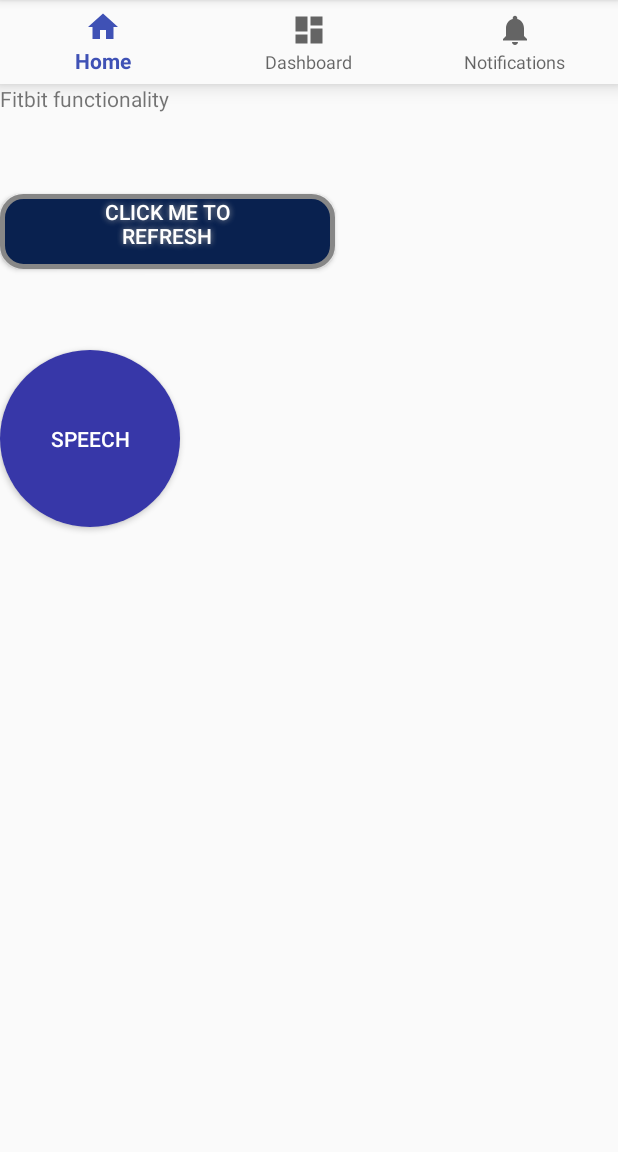
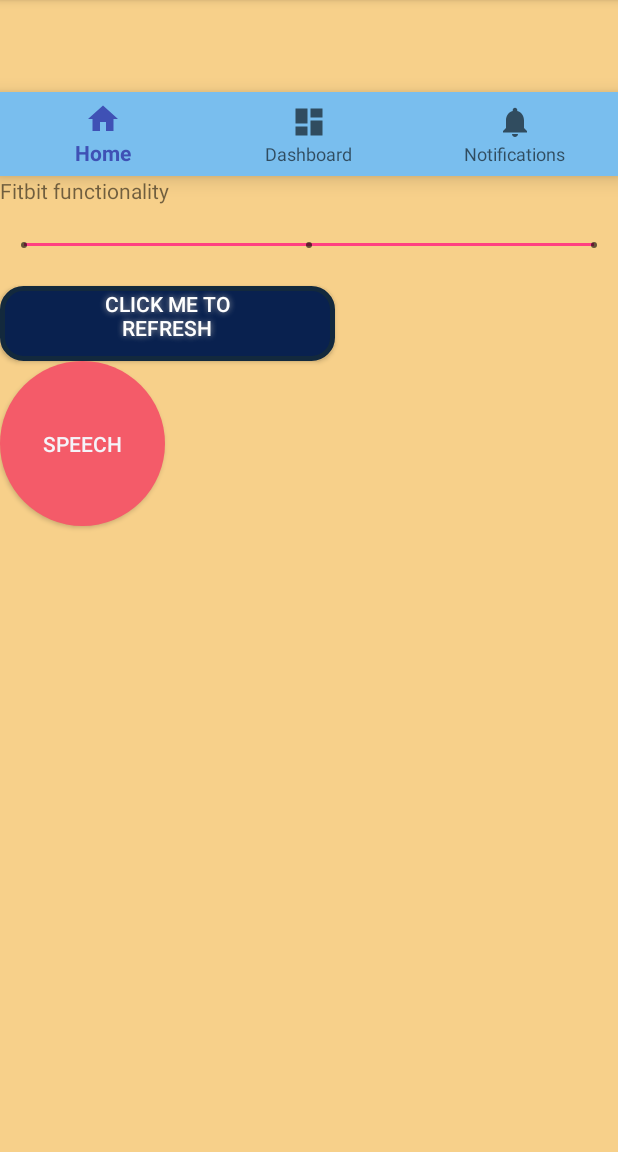
Before and after one commit to mqtran01/Brightmood-app, an Android app: the screen it shows after launch (FitbitActivity), on a phone screen of 412 x 824 dp, the part 84-1236 px from its top. Run offline under Robolectric (Android 15) with nearby library versions, the phone set to English and light mode, and no system bars.

```diff
--- a/BrightMood-Android/app/build.gradle
+++ b/BrightMood-Android/app/build.gradle
@@ -28,4 +28,5 @@ dependencies {
     compile 'com.android.support:design:26.+'
     compile 'com.squareup.okhttp3:okhttp:3.9.0'
     testCompile 'junit:junit:4.12'
+    compile 'com.android.support.constraint:constraint-layout:1.0.2'
 }
--- a/BrightMood-Android/app/src/main/java/com/github/mqtran01/brightmood_android/GatewayHandler.java
+++ b/BrightMood-Android/app/src/main/java/com/github/mqtran01/brightmood_android/GatewayHandler.java
@@ -37,6 +37,6 @@ public class GatewayHandler extends AsyncTask<String, Void, String> {
 
     @Override
     protected void onPostExecute(String result) {
-        tv.setText(result);
+//        tv.setText(result);
     }
 }
--- a/BrightMood-Android/app/src/main/res/drawable/buttonshape.xml
+++ b/BrightMood-Android/app/src/main/res/drawable/buttonshape.xml
@@ -18,6 +18,6 @@
         />
     <stroke
         android:width="3dp"
-        android:color="#878787"
+        android:color="#13293D"
         />
 </shape>
--- /dev/null
+++ b/BrightMood-Android/app/src/main/res/drawable/incentives_progress_pin.xml
@@ -0,0 +1,4 @@
+<?xml version="1.0" encoding="utf-8"?>
+<selector xmlns:android="http://schemas.android.com/apk/res/android">
+
+</selector>
--- a/BrightMood-Android/app/src/main/res/drawable/round_button.xml
+++ b/BrightMood-Android/app/src/main/res/drawable/round_button.xml
@@ -2,12 +2,12 @@
 <selector xmlns:android="http://schemas.android.com/apk/res/android">
     <item android:state_pressed="false">
         <shape android:shape="oval">
-            <solid android:color="#3737A8"/>
+            <solid android:color="#F45B69"/>
         </shape>
     </item>
     <item android:state_pressed="true">
         <shape android:shape="oval">
-            <solid android:color="#3737A8"/>
+            <solid android:color="#F45B69"/>
         </shape>
     </item>
 </selector>
--- a/BrightMood-Android/app/src/main/res/layout/activity_fitbit.xml
+++ b/BrightMood-Android/app/src/main/res/layout/activity_fitbit.xml
@@ -6,6 +6,9 @@
     android:layout_width="match_parent"
     android:layout_height="match_parent"
     tools:context="com.github.mqtran01.brightmood_android.FitbitActivity"
+    android:gravity="center_vertical"
+    android:background="#F7D08A"
+    android:layout_gravity="center_vertical"
     android:baselineAligned="false"
     android:orientation="vertical">
 
@@ -14,7 +17,8 @@
         android:layout_width="match_parent"
         android:layout_height="wrap_content"
         android:layout_gravity="bottom"
-        android:background="?android:attr/windowBackground"
+
+        android:background ="#79BEEE"
         app:menu="@menu/navigation" />
 
     <TextView
@@ -28,9 +32,10 @@
         style="@style/Widget.AppCompat.SeekBar.Discrete"
         android:layout_width="match_parent"
         android:layout_height="54dp"
-        android:max="4"
-        android:progress="3"
-        android:visibility="invisible" />
+        android:max="2"
+        android:thumb="@drawable/incentives_progress_pin"
+        android:progress="2"
+        android:visibility="visible" />
 
     <Button
         android:id="@+id/button10"
@@ -46,24 +51,17 @@
         android:text="Click Me To Refresh"
         android:textColor="#FFFFFF" />
 
-    <SeekBar
-        android:id="@+id/seekBar2"
-        style="@style/Widget.AppCompat.SeekBar.Discrete"
-        android:layout_width="match_parent"
-        android:layout_height="54dp"
-        android:max="4"
-        android:progress="3"
-        android:visibility="invisible" />
+
 
     <Button
         android:id="@+id/speechBtn"
 
-        android:layout_width="120dp"
-        android:layout_height="118dp"
+        android:layout_width="110dp"
+        android:layout_height="110dp"
         android:background="@drawable/round_button"
-        android:gravity="center_vertical|center_horizontal"
-        android:text="Speech"
-        android:textColor="#fff" />
+        android:textColor="#F4F4F9"
+        android:text = "Speech"
+        android:layout_gravity="center_vertical" />
 
 
     <LinearLayout
--- a/BrightMood-Android/app/src/main/res/layout/activity_speech.xml
+++ b/BrightMood-Android/app/src/main/res/layout/activity_speech.xml
@@ -43,7 +43,7 @@
         android:textSize="30sp"
 
         android:layout_width="270dp"
-        android:layout_height="60dp"
+        android:layout_height="250dp"
         android:background="@drawable/buttonshape"
         android:shadowColor="#4F4F4F"
         android:shadowDx="0"
```
Also changed, not shown: BrightMood-Android/app/src/main/java/com/github/mqtran01/brightmood_android/FitbitActivity.java (+46 -11 lines), BrightMood-Android/app/src/main/java/com/github/mqtran01/brightmood_android/LogicFitbit.java (+13 -6 lines).
